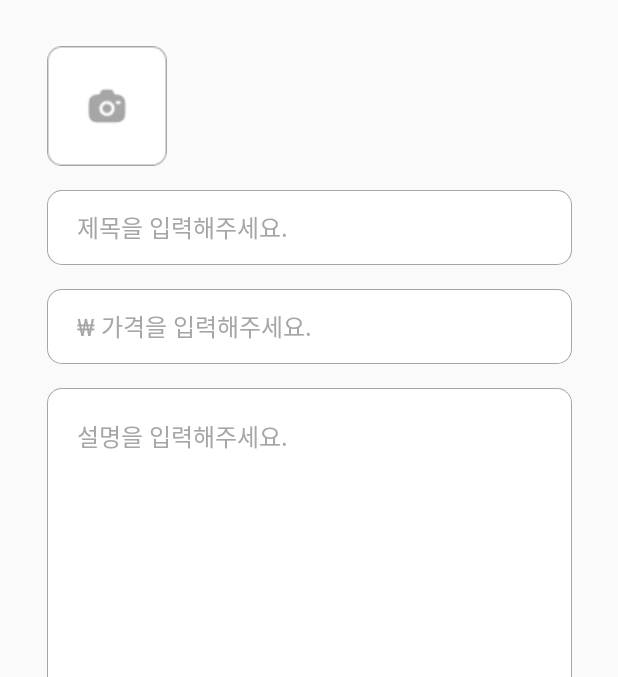
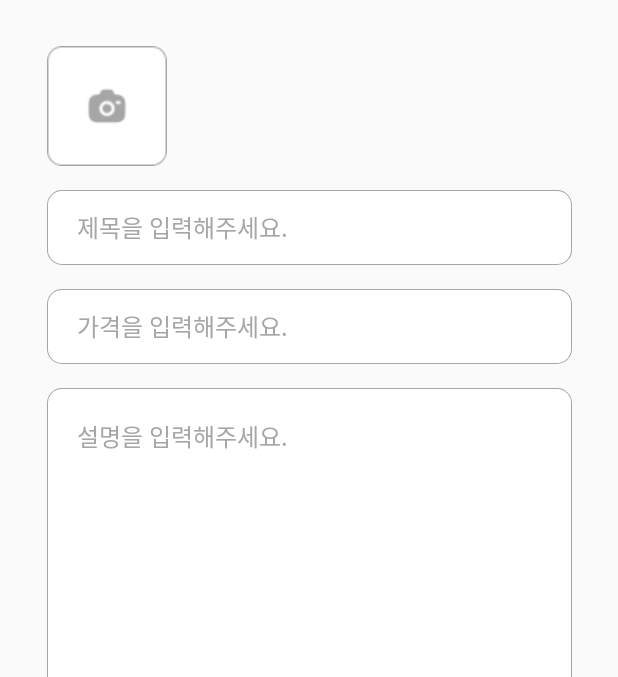
Before and after one commit to Gazi-Market/gazi-market, an Android app: the PostActivity screen opened directly, with no data from a screen before it, on a phone screen of 412 x 824 dp, the part 62-739 px from its top. Run offline under Robolectric (Android 15) with nearby library versions, the phone set to English and light mode, and no system bars; our stand-ins replace Firebase (no records; nobody signed in at launch, a user with empty details on screens opened directly).

Commit message:
design: hint 수정

```diff
--- a/app/src/main/res/layout/activity_post.xml
+++ b/app/src/main/res/layout/activity_post.xml
@@ -64,11 +64,11 @@
         android:layout_marginTop="16dp"
         android:background="@drawable/round_input"
         android:ems="10"
-        android:hint="₩ 가격을 입력해주세요."
+        android:hint="가격을 입력해주세요."
         android:inputType="number"
         android:paddingStart="20dp"
+        android:textColorHint="#A6A6A6"
         android:textSize="16sp"
-        android:textColorHint="#A6A6A6"
         app:layout_constraintEnd_toEndOf="parent"
         app:layout_constraintStart_toStartOf="parent"
         app:layout_constraintTop_toBottomOf="@+id/editTitle" />
```
